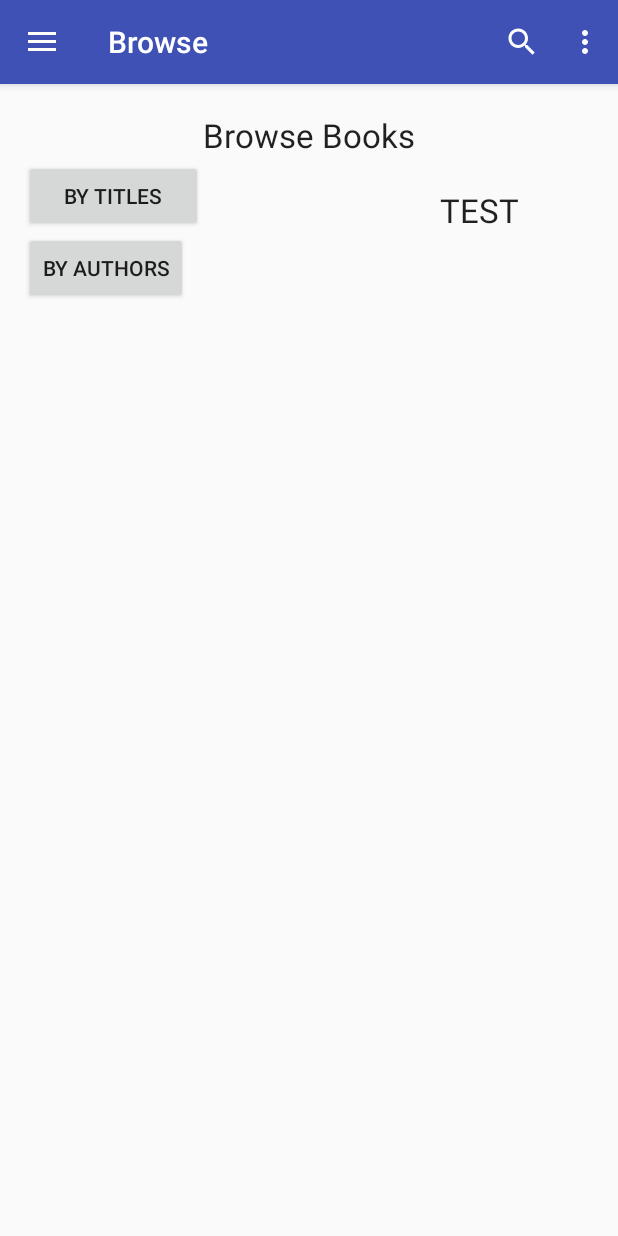
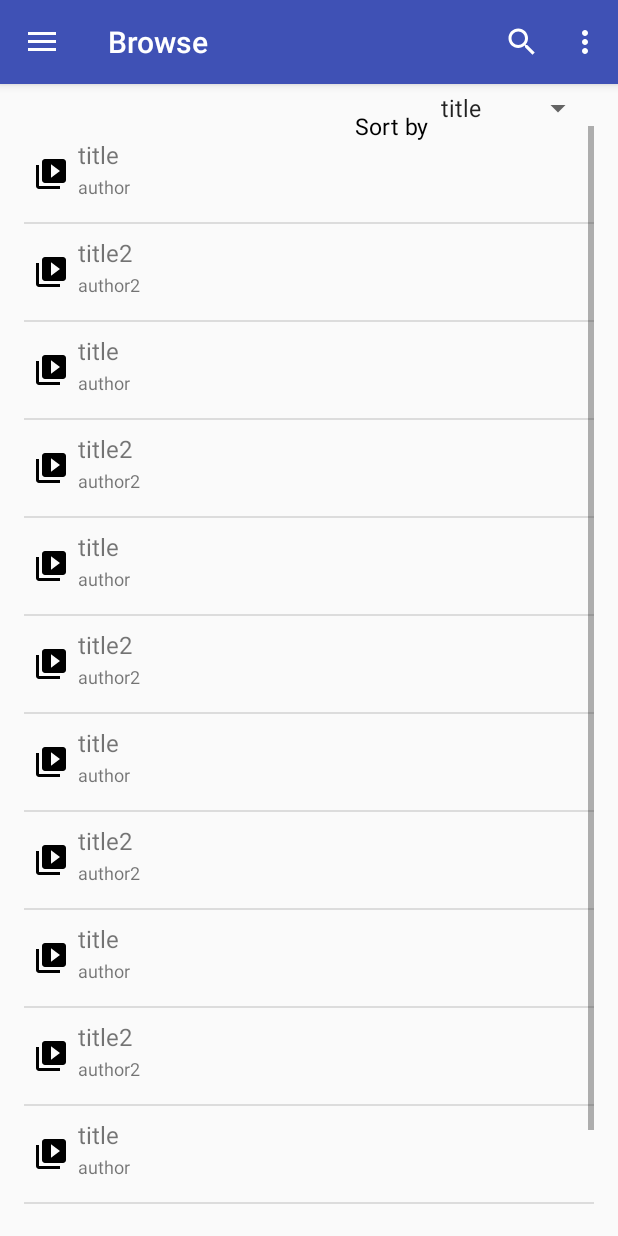
Before and after one commit to Edmond-Wu/Android-Books, an Android app: the screen it shows after launch (MainMenu), after a tap on "Browse", on a phone screen of 412 x 824 dp. Run offline under Robolectric (Android 15) with nearby library versions, the phone set to English and light mode, and no system bars; 1 other tap on this screen came first.

Commit message:
sort-by spinner

```diff
--- a/book/app/src/main/java/com/vincentxie/book/controller/Browse.java
+++ b/book/app/src/main/java/com/vincentxie/book/controller/Browse.java
@@ -6,13 +6,27 @@ import android.support.v4.app.Fragment;
 import android.view.LayoutInflater;
 import android.view.View;
 import android.view.ViewGroup;
+import android.widget.ArrayAdapter;
+import android.widget.ListView;
+import com.vincentxie.book.model.Book;
+import android.content.Context;
+import android.widget.TextView;
+import android.widget.Spinner;
+
+import java.io.File;
+import java.util.*;
 
 import com.vincentxie.book.R;
+
 
 /**
  * Created by vincexie on 4/19/16.
  */
 public class Browse extends Fragment {
+
+    List<Book> books = new ArrayList<Book>();
+    ListView list;
+
     @Override
     public void onCreate(Bundle savedInstanceState) {
         super.onCreate(savedInstanceState);
@@ -21,17 +35,58 @@ public class Browse extends Fragment {
 
     }
 
-    public void sortTitles(View view) {
-        System.out.println("Test");
-    }
-
-    public void sortAuthors(View view) {
-
-    }
-
     @Nullable
     @Override
     public View onCreateView(LayoutInflater inflater, ViewGroup container, Bundle savedInstanceState) {
-        return inflater.inflate(R.layout.browse, container, false);
+
+        View view = inflater.inflate(R.layout.browse, container, false);
+
+        books.add(new Book("title", "author", "test", new File("")));
+        books.add(new Book("title2", "author2", "test2", new File("")));
+        books.add(new Book("title", "author", "test", new File("")));
+        books.add(new Book("title2", "author2", "test2", new File("")));
+        books.add(new Book("title", "author", "test", new File("")));
+        books.add(new Book("title2", "author2", "test2", new File("")));
+        books.add(new Book("title", "author", "test", new File("")));
+        books.add(new Book("title2", "author2", "test2", new File("")));
+        books.add(new Book("title", "author", "test", new File("")));
+        books.add(new Book("title2", "author2", "test2", new File("")));
+        books.add(new Book("title", "author", "test", new File("")));
+        books.add(new Book("title2", "author2", "test2", new File("")));
+
+        BookAdapter adapter = new BookAdapter(getActivity(), R.layout.browse_listitem, books);
+        list = (ListView) view.findViewById(R.id.book_list);
+        list.setAdapter(adapter);
+
+        return view;
     }
+
+    private static class BookAdapter extends ArrayAdapter<Book> {
+
+        Context context;
+        List<Book> books;
+
+        private static class ViewHolder {
+            private TextView itemView;
+        }
+
+        public BookAdapter(Context context, int textViewResourceId, List<Book> items) {
+            super(context, -1, items);
+            this.books = items;
+            this.context = context;
+        }
+
+        public View getView(int position, View convertView, ViewGroup parent) {
+            LayoutInflater inflater = (LayoutInflater) context
+                    .getSystemService(Context.LAYOUT_INFLATER_SERVICE);
+            View row = inflater.inflate(R.layout.browse_listitem, parent, false);
+            TextView titleView = (TextView) row.findViewById(R.id.title);
+            titleView.setText(books.get(position).getTitle());
+            TextView authorView = (TextView) row.findViewById(R.id.author);
+            authorView.setText(books.get(position).getAuthor());
+
+            return row;
+        }
+    }
+
 }
--- a/book/app/src/main/java/com/vincentxie/book/controller/MainMenu.java
+++ b/book/app/src/main/java/com/vincentxie/book/controller/MainMenu.java
@@ -16,7 +16,6 @@ import android.view.View;
 import android.app.SearchManager;
 import android.support.v7.widget.SearchView;
 import android.content.Context;
-import android.support.v4.view.MenuItemCompat;
 
 import com.vincentxie.book.*;
 import android.content.Intent;
--- a/book/app/src/main/java/com/vincentxie/book/model/Book.java
+++ b/book/app/src/main/java/com/vincentxie/book/model/Book.java
@@ -75,4 +75,12 @@ public class Book implements Serializable {
 	public File getCover() {
 		return cover;
 	}
+
+	/**
+	 * Gets string representation of book.
+	 * @return
+     */
+	public String toString(){
+		return title + " - " + author;
+	}
 }
--- a/book/app/src/main/res/layout/browse.xml
+++ b/book/app/src/main/res/layout/browse.xml
@@ -3,7 +3,7 @@
     xmlns:app="http://schemas.android.com/apk/res-auto"
     xmlns:tools="http://schemas.android.com/tools"
     android:layout_width="match_parent"
-    android:layout_height="wrap_content"
+    android:layout_height="match_parent"
     android:paddingBottom="@dimen/activity_vertical_margin"
     android:paddingLeft="@dimen/activity_horizontal_margin"
     android:paddingRight="@dimen/activity_horizontal_margin"
@@ -11,50 +11,29 @@
     app:layout_behavior="@string/appbar_scrolling_view_behavior"
     tools:context=".controller.Browse" >
 
-    <TextView
+    <ListView
+        android:id="@+id/book_list"
+        android:layout_width="match_parent"
+        android:layout_height="wrap_content"
+        android:layout_below="@+id/sortby"
+        android:layout_alignParentStart="true">
+    </ListView>
+
+    <Spinner
         android:layout_width="wrap_content"
         android:layout_height="wrap_content"
-        android:textAppearance="?android:attr/textAppearanceLarge"
-        android:text="Browse Books"
-        android:id="@+id/browseBooks"
-        android:layout_centerHorizontal="true" />
+        android:id="@+id/sortby"
+        android:layout_alignParentTop="true"
+        android:entries="@array/browse_sortby"
+        android:layout_alignEnd="@+id/book_list" />
 
-    <CheckBox
+    <TextView
+        android:text="@string/sortby"
+        android:layout_toLeftOf="@id/sortby"
         android:layout_width="wrap_content"
         android:layout_height="wrap_content"
-        android:text="New CheckBox"
-        android:id="@+id/checkBox"
-        android:layout_alignParentTop="true"
-        android:layout_alignParentStart="true"
-        android:layout_marginStart="644dp"
-        android:layout_marginTop="95dp" />
+        android:textColor="#000000"
+        android:textSize="15dp"
+        android:paddingTop="13dp" />
 
-    <Button
-        android:layout_width="wrap_content"
-        android:layout_height="wrap_content"
-        android:text="By Titles"
-        android:id="@+id/titles"
-        android:layout_above="@+id/authors"
-        android:layout_alignParentStart="true"
-        android:layout_toStartOf="@+id/browseBooks"
-        android:onClick="sortTitles"/>
-
-    <Button
-        android:layout_width="wrap_content"
-        android:layout_height="wrap_content"
-        android:text="By Authors"
-        android:id="@+id/authors"
-        android:layout_alignBottom="@+id/checkBox"
-        android:layout_alignParentStart="true"
-        android:onClick="sortAuthors"/>
-
-    <TextView
-        android:layout_width="wrap_content"
-        android:layout_height="wrap_content"
-        android:textAppearance="?android:attr/textAppearanceLarge"
-        android:text="TEST"
-        android:id="@+id/textView"
-        android:layout_alignBottom="@+id/titles"
-        android:layout_alignParentEnd="true"
-        android:layout_marginEnd="50dp" />
 </RelativeLayout>
--- /dev/null
+++ b/book/app/src/main/res/layout/browse_listitem.xml
@@ -0,0 +1,41 @@
+<RelativeLayout xmlns:android="http://schemas.android.com/apk/res/android"
+    android:layout_width="fill_parent"
+    android:layout_height="?android:attr/listPreferredItemHeight"
+    android:padding="6dip" >
+
+    <ImageView
+        android:id="@+id/cover"
+        android:layout_width="wrap_content"
+        android:layout_height="fill_parent"
+        android:layout_alignParentBottom="true"
+        android:layout_alignParentTop="true"
+        android:layout_marginRight="6dip"
+        android:contentDescription="TODO"
+        android:src="@drawable/ic_menu_slideshow" />
+
+    <TextView
+        android:id="@+id/author"
+        android:layout_width="fill_parent"
+        android:layout_height="26dip"
+        android:layout_alignParentBottom="true"
+        android:layout_alignParentRight="true"
+        android:layout_toRightOf="@id/cover"
+        android:ellipsize="marquee"
+        android:singleLine="true"
+        android:text="Description"
+        android:textSize="12sp" />
+
+    <TextView
+        android:id="@+id/title"
+        android:layout_width="fill_parent"
+        android:layout_height="wrap_content"
+        android:layout_above="@id/author"
+        android:layout_alignParentRight="true"
+        android:layout_alignParentTop="true"
+        android:layout_alignWithParentIfMissing="true"
+        android:layout_toRightOf="@id/cover"
+        android:gravity="center_vertical"
+        android:text="Example application"
+        android:textSize="16sp" />
+
+</RelativeLayout>
--- a/book/app/src/main/res/values/arrays.xml
+++ b/book/app/src/main/res/values/arrays.xml
@@ -13,4 +13,9 @@
         <item>"Large"</item>
     </string-array>
 
+    <string-array name="browse_sortby">
+        <item>title</item>
+        <item>author</item>
+    </string-array>
+
 </resources>
--- a/book/app/src/main/res/values/dimens.xml
+++ b/book/app/src/main/res/values/dimens.xml
@@ -5,6 +5,6 @@
     <!-- Default screen margins, per the Android Design guidelines. -->
     <dimen name="activity_horizontal_margin">16dp</dimen>
     <dimen name="activity_vertical_margin">16dp</dimen>
-    <dimen name="toolbar_margin">75dp</dimen>
+    <dimen name="toolbar_margin">60dp</dimen>
     <dimen name="fab_margin">16dp</dimen>
 </resources>
--- a/book/app/src/main/res/values/strings.xml
+++ b/book/app/src/main/res/values/strings.xml
@@ -13,6 +13,9 @@
     <string name="settings">Settings</string>
     <string name="search">Search</string>
     <string name="title_activity_settings">Settings</string>
+    <string name="sortby">Sort by</string>
+    <!-- Browse -->
+
 
     <!-- General settings -->
     <string name="pref_header_general">General</string>
```
